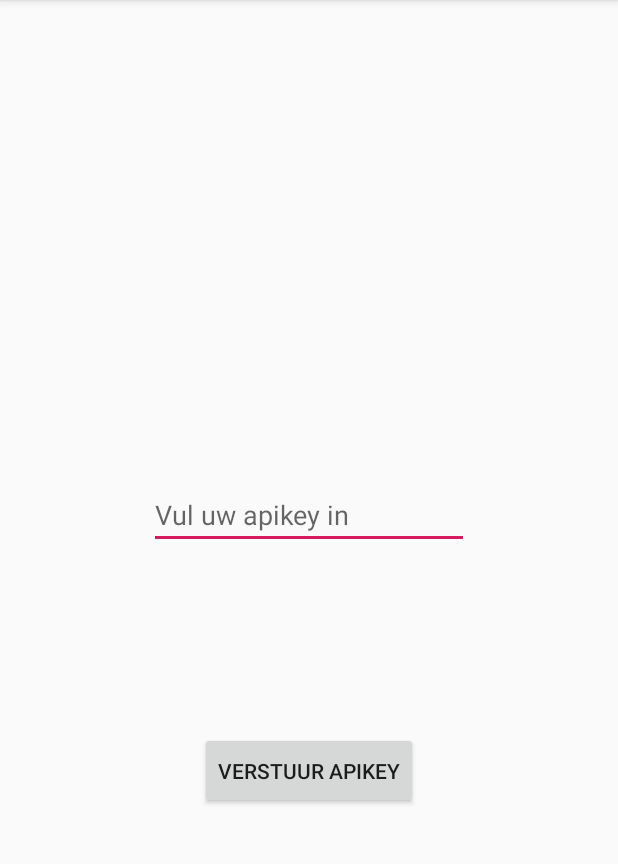
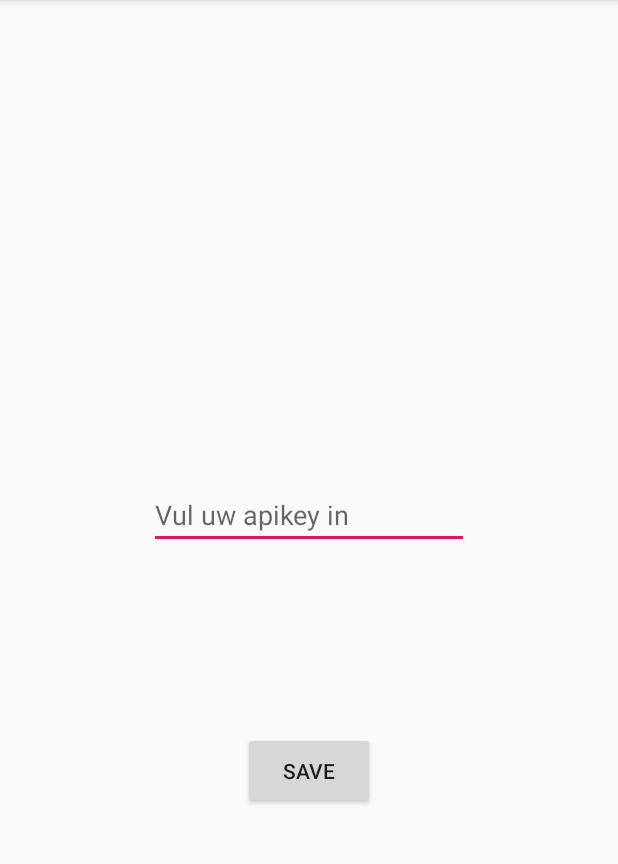
Before and after one commit to schaapkabap/ikpmd, an Android app: the ApikeyActivity screen opened directly, with no data from a screen before it, on a phone screen of 412 x 824 dp, the part 84-948 px from its top. Run offline under Robolectric (Android 15) with nearby library versions, the phone set to English and light mode, and no system bars; network calls fail.

```diff
--- a/app/src/main/java/com/example/schaapkabap/biercollection/activitys/ApikeyActivity.java
+++ b/app/src/main/java/com/example/schaapkabap/biercollection/activitys/ApikeyActivity.java
@@ -13,7 +13,7 @@ import com.example.schaapkabap.biercollection.R;
 import com.example.schaapkabap.biercollection.helpers.SharePref;
 
 
-public class ApikeyActivity extends AppCompatActivity {
+public class ApikeyActivity extends AppCompatActivity implements DataLink{
 
     EditText editText2;
     Button apikey;
@@ -28,24 +28,30 @@ public class ApikeyActivity extends AppCompatActivity {
     protected void onCreate(Bundle savedInstanceState) {
         super.onCreate(savedInstanceState);
         setContentView(R.layout.activity_apikey);
+        elementLinker();
 
-        editText2=(EditText)findViewById(R.id.editText2);
 
-        apikey=(Button)findViewById(R.id.APIkeybutton);
         sharedpreferences = getSharedPreferences(MyPREFERENCES, Context.MODE_PRIVATE);
+
+        editText2.setText(SharePref.getInstance(getApplicationContext()).getPlaceObj());
 
         apikey.setOnClickListener(new View.OnClickListener() {
             public void onClick(View v) {
                 String api  = editText2.getText().toString();
-
+                if(api == ""){
+                    Toast.makeText(ApikeyActivity.this, "Vul een key in!",Toast.LENGTH_SHORT).show();
+                }
                 SharePref.getInstance(getApplicationContext()).savePlaceObj(api);
-//                SharedPreferences.Editor editor = sharedpreferences.edit();
-//
-//                editor.putString(APIkey, api);
-//
-//                editor.apply();
-                Toast.makeText(ApikeyActivity.this,"dank u wel voor de key",Toast.LENGTH_LONG).show();
+                Toast.makeText(ApikeyActivity.this,"De key is opgeslagen",Toast.LENGTH_LONG).show();
+                finish();
             }
         });
     }
+
+    @Override
+    public void elementLinker() {
+        editText2=(EditText)findViewById(R.id.editText2);
+
+        apikey=(Button)findViewById(R.id.APIkeybutton);
+    }
 }
--- a/app/src/main/java/com/example/schaapkabap/biercollection/activitys/ItemDetailFragment.java
+++ b/app/src/main/java/com/example/schaapkabap/biercollection/activitys/ItemDetailFragment.java
@@ -40,10 +40,6 @@ public class ItemDetailFragment extends Fragment {
 
 
 
-            // Load the dummy content specified by the fragment
-            // arguments. In a real-world scenario, use a Loader
-            // to load content from a content provider.
-            // BrouwerijDetail.ITEM_MAP.get(getArguments().getString(ARG_ITEM_ID));
 
             Activity activity = this.getActivity();
             CollapsingToolbarLayout appBarLayout = (CollapsingToolbarLayout) activity.findViewById(R.id.toolbar_layout);
@@ -57,7 +53,6 @@ public class ItemDetailFragment extends Fragment {
                              Bundle savedInstanceState) {
         View rootView = inflater.inflate(R.layout.item_detail, container, false);
 
-        // Show the dummy content as text in a TextView.
         if (mItem != null) {
             ((TextView) rootView.findViewById(R.id.item_detail)).setText(mItem.getAbv());
         }
--- /dev/null
+++ b/app/src/main/java/com/example/schaapkabap/biercollection/helpers/Recensie/RecensieFactory.java
@@ -0,0 +1,4 @@
+package com.example.schaapkabap.biercollection.helpers.Recensie;
+
+public class RecensieFactory {
+}
--- a/app/src/main/res/layout/activity_apikey.xml
+++ b/app/src/main/res/layout/activity_apikey.xml
@@ -14,7 +14,7 @@
         android:layout_marginTop="8dp"
         android:layout_marginEnd="8dp"
         android:layout_marginBottom="8dp"
-        android:text="Verstuur APIkey"
+        android:text="Save"
         app:layout_constraintBottom_toBottomOf="parent"
         app:layout_constraintEnd_toEndOf="parent"
         app:layout_constraintStart_toStartOf="parent"
```
Also changed, not shown: app/src/main/java/com/example/schaapkabap/biercollection/activitys/ItemListActivity.java (+8 -2 lines).
